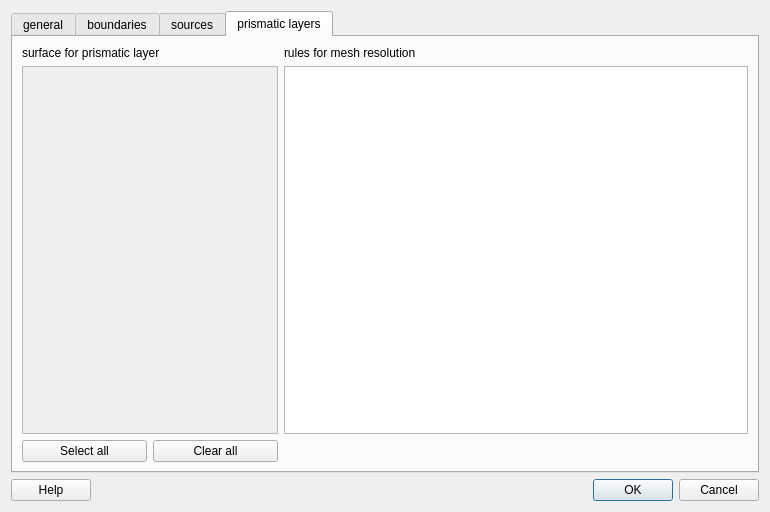
The window that src/libengrid/guicreatesurfacemesh.ui (enGits/engrid) describes before a commit, drawn with Qt 5.
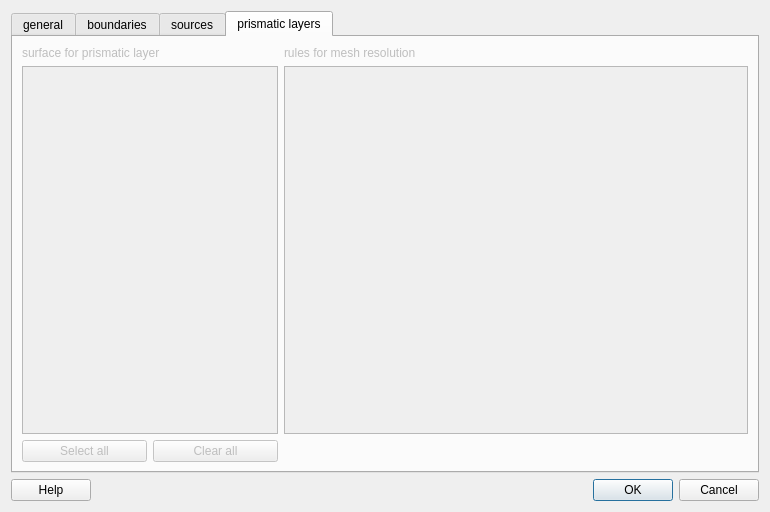
The same window after the commit. The open tabs and pages were chosen to show the change. Icons and pictures are not drawn.

The edit to the form file:
```diff
--- a/src/libengrid/guicreatesurfacemesh.ui
+++ b/src/libengrid/guicreatesurfacemesh.ui
@@ -270,6 +270,9 @@
       </layout>
      </widget>
      <widget class="QWidget" name="tab_3">
+      <property name="enabled">
+       <bool>false</bool>
+      </property>
       <attribute name="title">
        <string>prismatic layers</string>
       </attribute>
```
